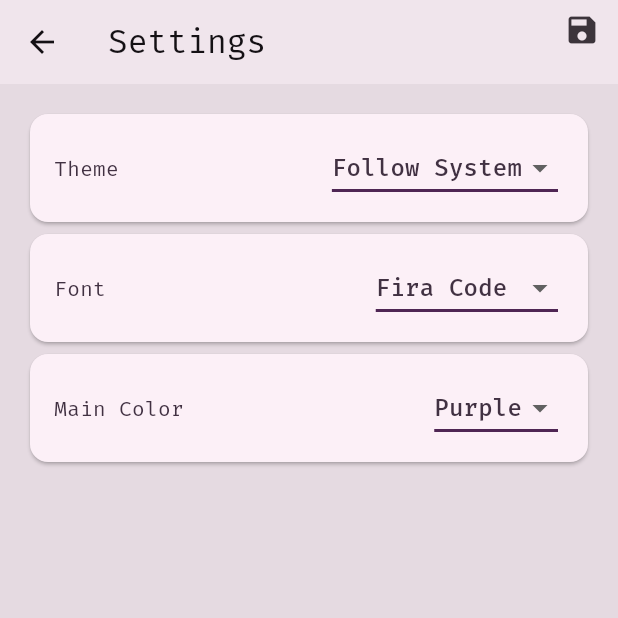
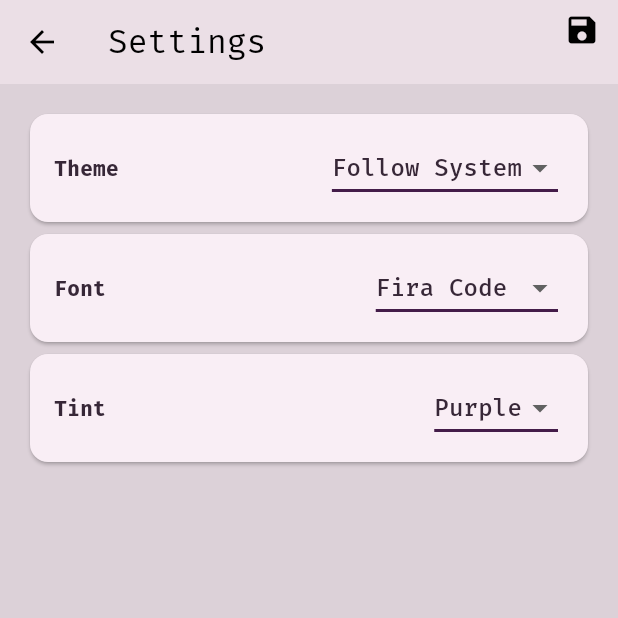
Before and after one commit to undefinedpatient/idea_cache, a Flutter app: the ICSettingPage screen opened directly, on a phone screen of 412 x 824 dp, the top half of it. Run offline on Flutter 3.47's test engine with Material 3 defaults, Android fonts, the phone set to English and light mode, and no system bars; our stand-ins replace google_fonts; missing offline and left inert: flutter_quill, window_manager.

Commit message:
Updated Support more fonts and colors

```diff
--- a/lib/app.dart
+++ b/lib/app.dart
@@ -31,7 +31,7 @@ class ICApp extends StatelessWidget {
               colorScheme: ColorScheme.fromSeed(
                 seedColor: Color(value.colorcode),
                 brightness: Brightness.light,
-                contrastLevel: 0.5,
+                contrastLevel: 1,
               ),
 
               textTheme: value.textTheme,
@@ -40,7 +40,7 @@ class ICApp extends StatelessWidget {
               colorScheme: ColorScheme.fromSeed(
                 seedColor: Color(value.colorcode),
                 brightness: Brightness.dark,
-                contrastLevel: 0.5,
+                contrastLevel: 1,
               ),
               textTheme: value.textTheme,
             ),
--- a/lib/page/settingpage.dart
+++ b/lib/page/settingpage.dart
@@ -78,6 +78,7 @@ class _ICSettingPageState extends State<ICSettingPage> {
                     Text(
                       "Theme",
                       style: TextStyle(
+                        fontWeight: FontWeight.bold,
                         color: Theme.of(context).colorScheme.secondary,
                       ),
                     ),
@@ -137,6 +138,7 @@ class _ICSettingPageState extends State<ICSettingPage> {
                     Text(
                       "Font",
                       style: TextStyle(
+                        fontWeight: FontWeight.bold,
                         color: Theme.of(context).colorScheme.secondary,
                       ),
                     ),
@@ -149,9 +151,37 @@ class _ICSettingPageState extends State<ICSettingPage> {
                       value: _textTheme,
                       items: [
                         DropdownMenuItem(
+                          value: GoogleFonts.abelTextTheme(),
+                          child: Text(
+                            "Abel",
+                            style: TextStyle(
+                              color: Theme.of(context).colorScheme.secondary,
+                            ),
+                          ),
+                        ),
+                        DropdownMenuItem(
+                          value: GoogleFonts.codaTextTheme(),
+                          child: Text(
+                            "Coda",
+                            style: TextStyle(
+                              color: Theme.of(context).colorScheme.secondary,
+                            ),
+                          ),
+                        ),
+                        DropdownMenuItem(
                           value: GoogleFonts.firaCodeTextTheme(),
                           child: Text(
                             "Fira Code",
+                            style: TextStyle(
+                              color: Theme.of(context).colorScheme.secondary,
+                            ),
+                          ),
+                        ),
+
+                        DropdownMenuItem(
+                          value: GoogleFonts.notoSansTextTheme(),
+                          child: Text(
+                            "Noto Sans",
                             style: TextStyle(
                               color: Theme.of(context).colorScheme.secondary,
                             ),
@@ -185,8 +215,9 @@ class _ICSettingPageState extends State<ICSettingPage> {
                   mainAxisAlignment: MainAxisAlignment.spaceBetween,
                   children: [
                     Text(
-                      "Main Color",
+                      "Tint",
                       style: TextStyle(
+                        fontWeight: FontWeight.bold,
                         color: Theme.of(context).colorScheme.secondary,
                       ),
                     ),
@@ -203,6 +234,24 @@ class _ICSettingPageState extends State<ICSettingPage> {
                           value: Colors.purple.toARGB32(),
                           child: Text(
                             "Purple",
+                            style: TextStyle(
+                              color: Theme.of(context).colorScheme.secondary,
+                            ),
+                          ),
+                        ),
+                        DropdownMenuItem(
+                          value: Colors.blue.toARGB32(),
+                          child: Text(
+                            "Blue",
+                            style: TextStyle(
+                              color: Theme.of(context).colorScheme.secondary,
+                            ),
+                          ),
+                        ),
+                        DropdownMenuItem(
+                          value: Colors.red.toARGB32(),
+                          child: Text(
+                            "Red",
                             style: TextStyle(
                               color: Theme.of(context).colorScheme.secondary,
                             ),
```
